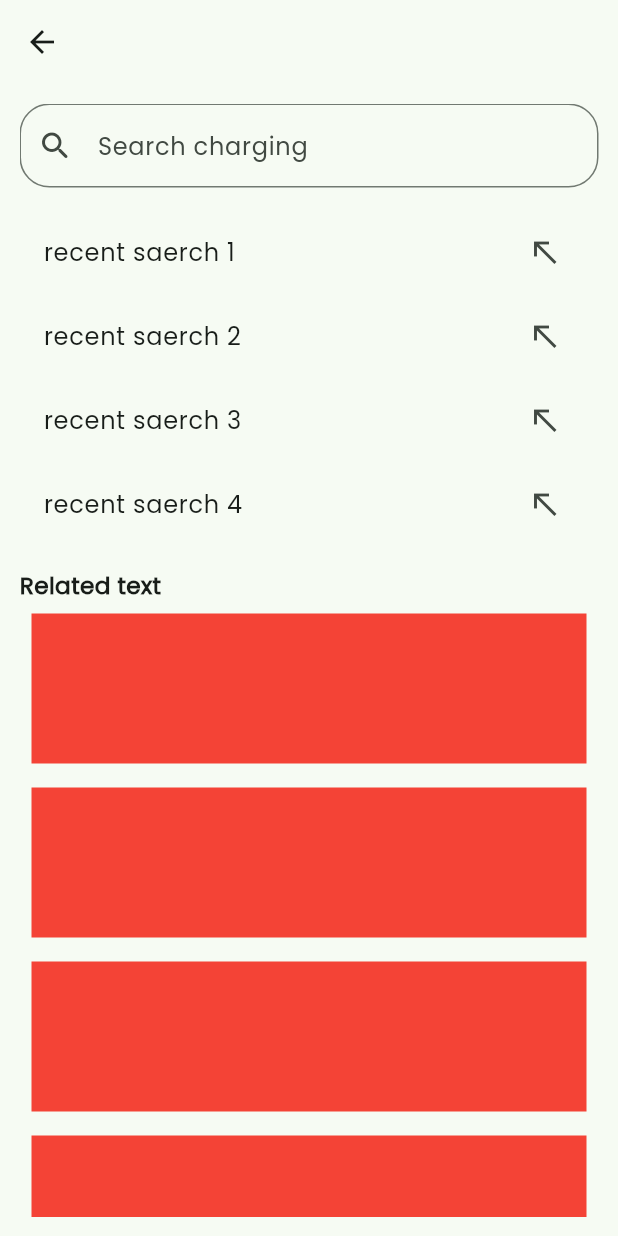
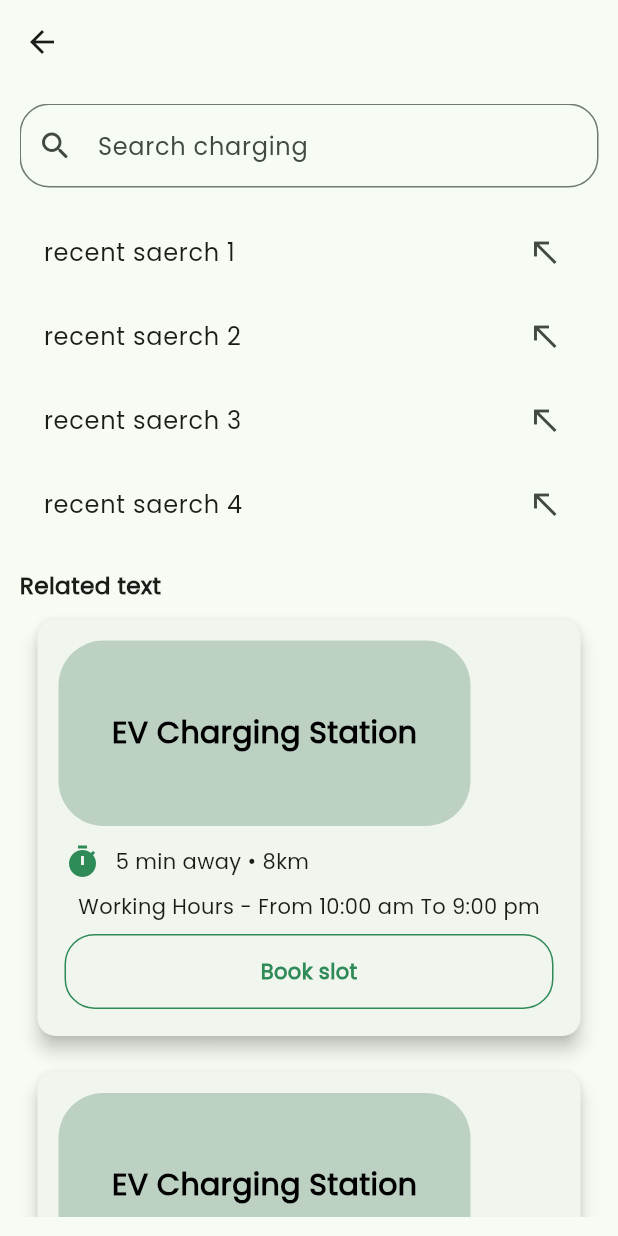
Before and after one commit to Muneef-Nk/ev_companion, a Flutter app: the screen it shows after launch, after a tap on "Login", after a tap on "Search for nearby stations", on a phone screen of 412 x 824 dp. Run offline on Flutter 3.47's test engine with Material 3 defaults, Android fonts, the phone set to English and light mode, and no system bars; our stand-ins replace flutter_switch, google_fonts, google_maps_flutter; network calls fail.

Commit message:
home updated

```diff
--- a/lib/view/home/widgets/nearby/nearby.dart
+++ b/lib/view/home/widgets/nearby/nearby.dart
@@ -1,4 +1,6 @@
 import 'package:ev_companion/utils/constants/color_constants/color_constants.dart';
+import 'package:ev_companion/view/charging_station_details/station_details.dart';
+import 'package:ev_companion/view/widgets/charging_station_widget/charging_station_widget.dart';
 import 'package:flutter/material.dart';
 
 class Nearby extends StatelessWidget {
@@ -6,83 +8,18 @@ class Nearby extends StatelessWidget {
 
   @override
   Widget build(BuildContext context) {
-    final width = MediaQuery.sizeOf(context).width;
-    final height = MediaQuery.sizeOf(context).height;
     return Scaffold(
-      body: ListView.builder(
-        itemCount: 2,
-        itemBuilder: (context, index) => Padding(
+        body: ListView.builder(
+      itemCount: 2,
+      itemBuilder: (context, index) => Padding(
           padding: const EdgeInsets.all(8.0),
-          child: Card(
-            elevation: 5,
-            child: Container(
-              padding: EdgeInsets.all(10),
-              decoration:
-                  BoxDecoration(borderRadius: BorderRadius.circular(30)),
-              child: Column(children: [
-                Row(
-                  children: [
-                    Padding(
-                      padding: const EdgeInsets.all(4),
-                      child: Container(
-                        width: width * 2 / 3,
-                        height: height * 0.15,
-                        decoration: BoxDecoration(
-                            color: ColorConstants.containerColor,
-                            borderRadius: BorderRadius.circular(30)),
-                        child: Align(
-                            alignment: Alignment.center,
-                            child: Padding(
-                              padding: const EdgeInsets.all(8.0),
-                              child: Text(
-                                'EV Charging Station',
-                                style: TextStyle(
-                                    color: ColorConstants.primaryBlack,
-                                    fontWeight: FontWeight.w600,
-                                    fontSize: 20),
-                              ),
-                            )),
-                      ),
-                    ),
-                  ],
-                ),
-                Padding(
-                  padding: const EdgeInsets.all(8.0),
-                  child: Row(
-                    children: [
-                      Icon(
-                        Icons.timer,
-                        color: ColorConstants.primaryColor,
-                      ),
-                      Padding(
-                        padding: const EdgeInsets.symmetric(horizontal: 10),
-                        child: Text('5 min away • 8km'),
-                      ),
-                    ],
-                  ),
-                ),
-                Text('Working Hours - From 10:00 am To 9:00 pm'),
-                Padding(
-                  padding: const EdgeInsets.all(8.0),
-                  child: Container(
-                    height: 50,
-                    width: double.infinity,
-                    decoration: BoxDecoration(
-                        border: Border.all(color: ColorConstants.primaryColor),
-                        borderRadius: BorderRadius.circular(20)),
-                    child: Center(
-                      child: Text(
-                        'Book slot',
-                        style: TextStyle(color: ColorConstants.primaryColor,fontWeight: FontWeight.w600),
-                      ),
-                    ),
-                  ),
-                )
-              ]),
-            ),
-          ),
-        ),
-      ),
-    );
+          child: InkWell(
+              onTap: () => Navigator.push(
+                  context,
+                  MaterialPageRoute(
+                    builder: (context) => StationDetailsScreen(),
+                  )),
+              child: ChargingStationWidget())),
+    ));
   }
 }
--- a/lib/view/searchscreen/searchscreen.dart
+++ b/lib/view/searchscreen/searchscreen.dart
@@ -1,3 +1,5 @@
+import 'package:ev_companion/view/charging_station_details/station_details.dart';
+import 'package:ev_companion/view/widgets/charging_station_widget/charging_station_widget.dart';
 import 'package:flutter/material.dart';
 
 class SearchScreen extends StatefulWidget {
@@ -26,43 +28,50 @@ class _SearchScreenState extends State<SearchScreen> {
                       TextFormField(
                         decoration: InputDecoration(
                           border: OutlineInputBorder(
-                          borderRadius: BorderRadius.circular(20)
-                        ),
+                              borderRadius: BorderRadius.circular(20)),
                           prefixIcon: Icon(Icons.search_rounded),
                           hintText: "Search charging",
                         ),
                       ),
-                    SizedBox(height: 15,),
-
+                      SizedBox(
+                        height: 15,
+                      ),
                       ListView.builder(
                           physics: NeverScrollableScrollPhysics(),
                           shrinkWrap: true,
                           itemCount: 4,
-                      itemBuilder: (context,index)=>
-                    ListTile(
-                      title: Text("recent saerch ${index+1}"),
+                          itemBuilder: (context, index) => ListTile(
+                                title: Text("recent saerch ${index + 1}"),
                                 trailing: Icon(Icons.north_west),
-                    )
-                    )
+                              ))
                     ],
                   ),
                 ),
-              SizedBox(height: 15,),
-              Text("Related text",style: TextStyle(fontWeight: FontWeight.bold,fontSize: 15.5),),
+                SizedBox(
+                  height: 15,
+                ),
+                Text(
+                  "Related text",
+                  style: TextStyle(fontWeight: FontWeight.bold, fontSize: 15.5),
+                ),
                 ListView.builder(
                     physics: NeverScrollableScrollPhysics(),
                     shrinkWrap: true,
                     itemCount: 7,
-                itemBuilder: (context, index)=>
-              Padding(
+                    itemBuilder: (context, index) => Padding(
                           padding: const EdgeInsets.all(8.0),
-                child: Container(height: 100,color: Colors.red,),
-              )
-              )
+                          child: InkWell(
+                              onTap: () => Navigator.push(
+                                  context,
+                                  MaterialPageRoute(
+                                    builder: (context) =>
+                                        StationDetailsScreen(),
+                                  )),
+                              child: ChargingStationWidget()),
+                        ))
               ],
             ),
           ),
-      )
-    );
+        ));
   }
 }
--- /dev/null
+++ b/lib/view/widgets/charging_station_widget/charging_station_widget.dart
@@ -0,0 +1,82 @@
+import 'package:ev_companion/utils/constants/color_constants/color_constants.dart';
+import 'package:ev_companion/view/charging_station_details/station_details.dart';
+import 'package:flutter/material.dart';
+
+class ChargingStationWidget extends StatelessWidget {
+  const ChargingStationWidget({super.key});
+
+  @override
+  Widget build(BuildContext context) {
+    final width = MediaQuery.sizeOf(context).width;
+    final height = MediaQuery.sizeOf(context).height;
+    return Card(
+      elevation: 5,
+      child: Container(
+        padding: EdgeInsets.all(10),
+        decoration: BoxDecoration(borderRadius: BorderRadius.circular(30)),
+        child: Column(children: [
+          Row(
+            children: [
+              Padding(
+                padding: const EdgeInsets.all(4),
+                child: Container(
+                  width: width * 2 / 3,
+                  height: height * 0.15,
+                  decoration: BoxDecoration(
+                      color: ColorConstants.containerColor,
+                      borderRadius: BorderRadius.circular(30)),
+                  child: Align(
+                      alignment: Alignment.center,
+                      child: Padding(
+                        padding: const EdgeInsets.all(8.0),
+                        child: Text(
+                          'EV Charging Station',
+                          style: TextStyle(
+                              color: ColorConstants.primaryBlack,
+                              fontWeight: FontWeight.w600,
+                              fontSize: 20),
+                        ),
+                      )),
+                ),
+              ),
+            ],
+          ),
+          Padding(
+            padding: const EdgeInsets.all(8.0),
+            child: Row(
+              children: [
+                Icon(
+                  Icons.timer,
+                  color: ColorConstants.primaryColor,
+                ),
+                Padding(
+                  padding: const EdgeInsets.symmetric(horizontal: 10),
+                  child: Text('5 min away • 8km'),
+                ),
+              ],
+            ),
+          ),
+          Text('Working Hours - From 10:00 am To 9:00 pm'),
+          Padding(
+            padding: const EdgeInsets.all(8.0),
+            child: Container(
+              height: 50,
+              width: double.infinity,
+              decoration: BoxDecoration(
+                  border: Border.all(color: ColorConstants.primaryColor),
+                  borderRadius: BorderRadius.circular(20)),
+              child: Center(
+                child: Text(
+                  'Book slot',
+                  style: TextStyle(
+                      color: ColorConstants.primaryColor,
+                      fontWeight: FontWeight.w600),
+                ),
+              ),
+            ),
+          )
+        ]),
+      ),
+    );
+  }
+}
```
Also changed, not shown: lib/view/charging_station_details/station_details.dart (+12 -6 lines), lib/view/home/widgets/recents/recents.dart (+16 -1 lines), lib/view/map_view/map_view.dart (+4 -4 lines), pubspec.lock. Lines whose indentation alone changed are shown as unchanged.
